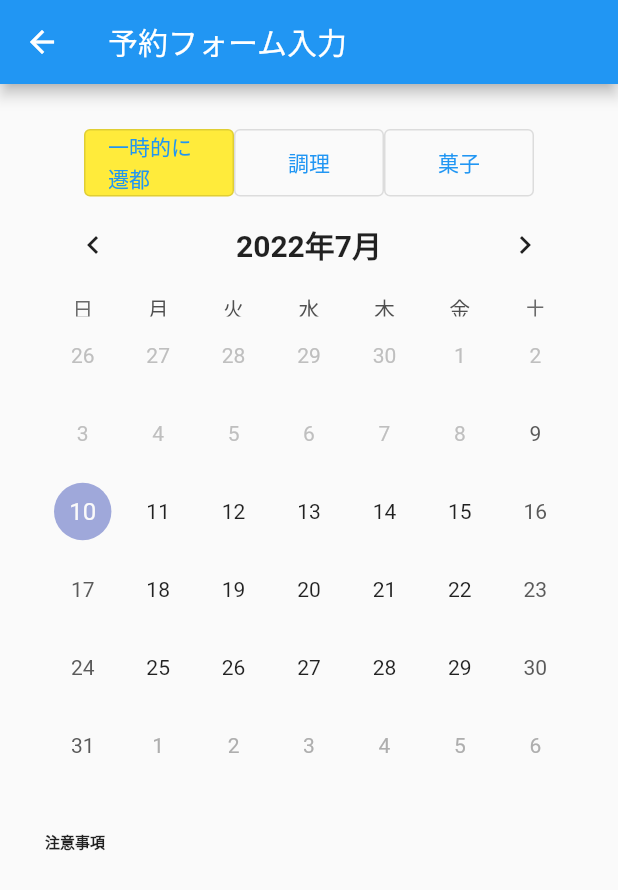
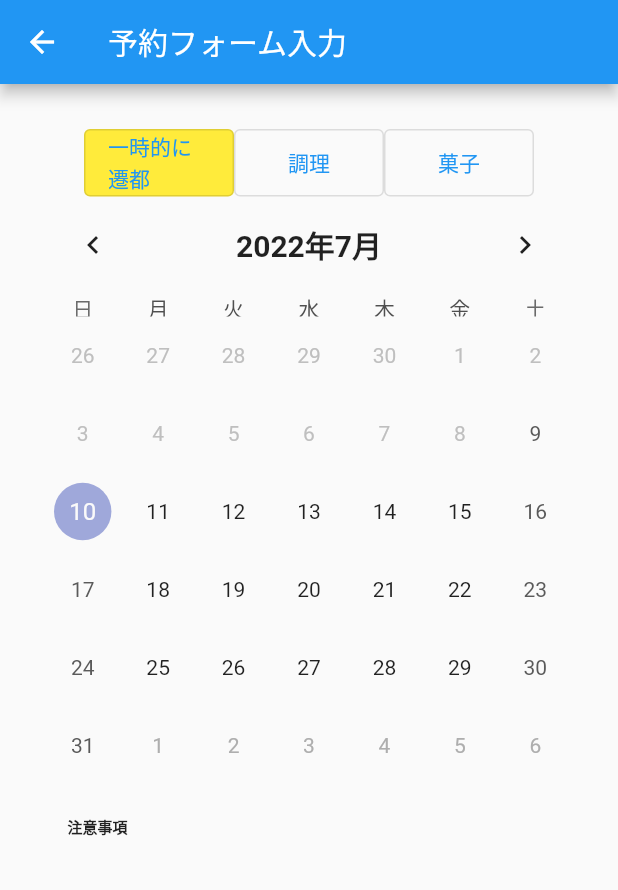
Before and after one commit to Issei-Hiramatsu/yoyakuform, a Flutter app: the screen it shows after launch, after a tap on "ログイン", on a phone screen of 412 x 824 dp. Shown: the top 890 px of the screen. Run offline on Flutter 3.47's test engine with Material 2 defaults, Android fonts, the phone set to English and light mode, and no system bars; drawn by our look-alikes of table_calendar.

Commit message:
前準備

```diff
--- a/flutter_untitle/lib/booking_top.dart
+++ b/flutter_untitle/lib/booking_top.dart
@@ -71,9 +71,9 @@ class BookingPage extends StatelessWidget {
               padding: const EdgeInsets.only(right: 30.0, left: 30.0),
               child: TableCalendar(
                 firstDay: DateTime.utc(2022, 7, 9),
-                lastDay: DateTime.utc(2022, 8, 31),
+                lastDay: DateTime.utc(2022, 12, 31),
                 //headerVisible: false, //カレンダーのヘッダー部分を消した
-                locale: 'ja_JP',
+                locale: 'ja_JP', //日本語化
                 focusedDay: DateTime.now(),
                 headerStyle: const HeaderStyle(
                   titleCentered: true, //年月を中央よせする
@@ -87,7 +87,7 @@ class BookingPage extends StatelessWidget {
               mainAxisAlignment: MainAxisAlignment.start,
               children: const [
                 Padding(
-                  padding: EdgeInsets.only(top: 30, left: 30.0),
+                  padding: EdgeInsets.only(top: 20, left: 45.0),
                   child: Text(
                     '注意事項',
                     style: TextStyle(
```
